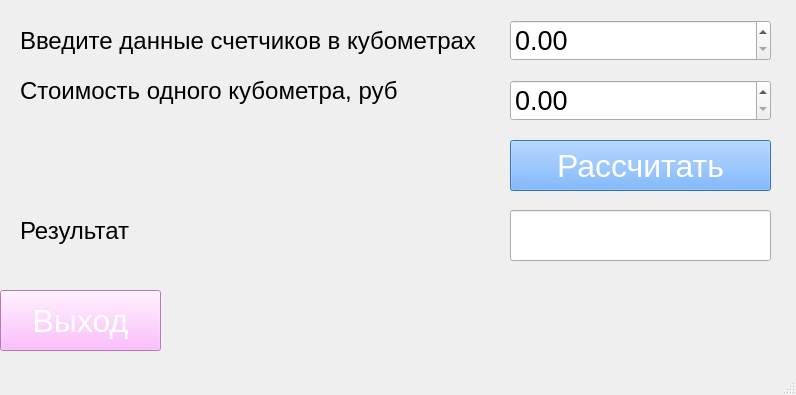
This is designs/design.ui in k111liza/HOAP-project as Qt 5 draws it before an edit. The edited form follows.
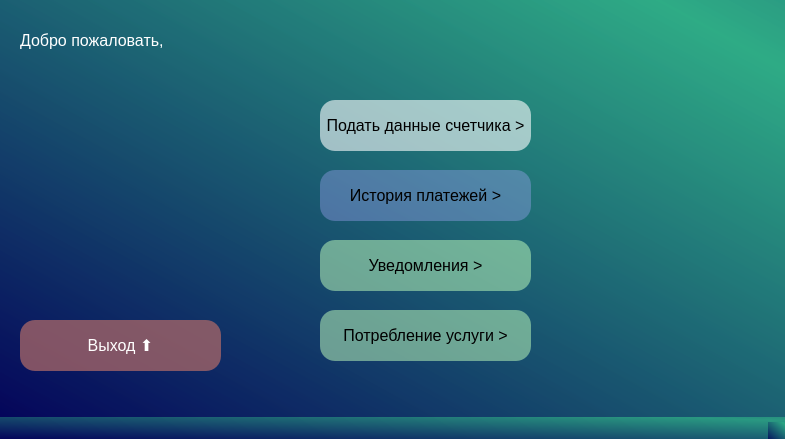
This is the edited form. Icons and pictures are not drawn.

```diff
--- a/designs/design.ui
+++ b/designs/design.ui
@@ -6,8 +6,8 @@
    <rect>
     <x>0</x>
     <y>0</y>
-    <width>796</width>
-    <height>395</height>
+    <width>785</width>
+    <height>439</height>
    </rect>
   </property>
   <property name="windowTitle">
@@ -17,157 +17,171 @@
    <iconset>
     <normaloff>management_resource_organization_team_talent_icon_260184.png</normaloff>management_resource_organization_team_talent_icon_260184.png</iconset>
   </property>
+  <property name="autoFillBackground">
+   <bool>false</bool>
+  </property>
+  <property name="styleSheet">
+   <string notr="true">background-color: qlineargradient(spread:reflect, x1:0, y1:1, x2:0.920455, y2:0.085, stop:0 rgba(0, 0, 88, 190), stop:1 rgba(43, 170, 132, 190));</string>
+  </property>
   <widget class="QWidget" name="centralwidget">
-   <widget class="QPushButton" name="calculate">
-    <property name="geometry">
-     <rect>
-      <x>510</x>
-      <y>140</y>
-      <width>261</width>
-      <height>51</height>
-     </rect>
-    </property>
-    <property name="font">
-     <font>
-      <pointsize>24</pointsize>
-     </font>
-    </property>
-    <property name="styleSheet">
-     <string notr="true">background-color: rgb(82, 157, 255);
-color: rgb(255, 255, 255);</string>
-    </property>
-    <property name="text">
-     <string>Рассчитать</string>
-    </property>
-   </widget>
-   <widget class="QDoubleSpinBox" name="counts">
-    <property name="geometry">
-     <rect>
-      <x>510</x>
-      <y>20</y>
-      <width>261</width>
-      <height>41</height>
-     </rect>
-    </property>
-    <property name="font">
-     <font>
-      <pointsize>20</pointsize>
-     </font>
-    </property>
-   </widget>
-   <widget class="QLabel" name="label">
-    <property name="geometry">
-     <rect>
-      <x>20</x>
-      <y>20</y>
-      <width>471</width>
-      <height>41</height>
-     </rect>
-    </property>
-    <property name="font">
-     <font>
-      <pointsize>18</pointsize>
-     </font>
-    </property>
-    <property name="text">
-     <string>Введите данные счетчиков в кубометрах</string>
-    </property>
-   </widget>
-   <widget class="QLabel" name="label_2">
-    <property name="geometry">
-     <rect>
-      <x>20</x>
-      <y>70</y>
-      <width>471</width>
-      <height>41</height>
-     </rect>
-    </property>
-    <property name="font">
-     <font>
-      <pointsize>18</pointsize>
-     </font>
-    </property>
-    <property name="text">
-     <string>Стоимость одного кубометра, руб</string>
-    </property>
-   </widget>
-   <widget class="QDoubleSpinBox" name="price">
-    <property name="geometry">
-     <rect>
-      <x>510</x>
-      <y>80</y>
-      <width>261</width>
-      <height>41</height>
-     </rect>
-    </property>
-    <property name="font">
-     <font>
-      <pointsize>20</pointsize>
-     </font>
-    </property>
-   </widget>
-   <widget class="QLabel" name="label_3">
-    <property name="geometry">
-     <rect>
-      <x>20</x>
-      <y>200</y>
-      <width>301</width>
-      <height>61</height>
-     </rect>
-    </property>
-    <property name="font">
-     <font>
-      <pointsize>18</pointsize>
-     </font>
-    </property>
-    <property name="text">
-     <string>Результат</string>
-    </property>
-   </widget>
-   <widget class="QLineEdit" name="result">
-    <property name="geometry">
-     <rect>
-      <x>510</x>
-      <y>210</y>
-      <width>261</width>
-      <height>51</height>
-     </rect>
-    </property>
-    <property name="font">
-     <font>
-      <pointsize>18</pointsize>
-     </font>
-    </property>
-    <property name="text">
-     <string/>
-    </property>
-    <property name="readOnly">
-     <bool>true</bool>
-    </property>
-   </widget>
    <widget class="QPushButton" name="exit">
     <property name="geometry">
      <rect>
-      <x>0</x>
-      <y>290</y>
-      <width>161</width>
-      <height>61</height>
+      <x>20</x>
+      <y>320</y>
+      <width>201</width>
+      <height>51</height>
      </rect>
     </property>
     <property name="font">
      <font>
-      <pointsize>24</pointsize>
+      <pointsize>12</pointsize>
      </font>
     </property>
     <property name="styleSheet">
      <string notr="true">color: rgb(255, 255, 255);
-background-color: rgb(255, 170, 255);
+background-color: rgb(170, 103, 103, 190);
+border-radius: 15px;
 </string>
     </property>
     <property name="text">
-     <string>Выход</string>
+     <string>Выход ⬆</string>
     </property>
    </widget>
+   <widget class="QLabel" name="welcome">
+    <property name="geometry">
+     <rect>
+      <x>20</x>
+      <y>20</y>
+      <width>371</width>
+      <height>41</height>
+     </rect>
+    </property>
+    <property name="font">
+     <font>
+      <pointsize>12</pointsize>
+     </font>
+    </property>
+    <property name="mouseTracking">
+     <bool>false</bool>
+    </property>
+    <property name="tabletTracking">
+     <bool>false</bool>
+    </property>
+    <property name="layoutDirection">
+     <enum>Qt::LeftToRight</enum>
+    </property>
+    <property name="styleSheet">
+     <string notr="true">background-color: rgba(255, 255, 255, 0);
+border-color: rgba(255, 255, 255, 0);
+color: rgb(255, 255, 255);</string>
+    </property>
+    <property name="text">
+     <string>Добро пожаловать, </string>
+    </property>
+   </widget>
+   <widget class="QPushButton" name="metersdata">
+    <property name="geometry">
+     <rect>
+      <x>320</x>
+      <y>100</y>
+      <width>211</width>
+      <height>51</height>
+     </rect>
+    </property>
+    <property name="font">
+     <font>
+      <pointsize>12</pointsize>
+      <weight>50</weight>
+      <italic>false</italic>
+      <bold>false</bold>
+      <underline>false</underline>
+      <strikeout>false</strikeout>
+      <stylestrategy>PreferDefault</stylestrategy>
+      <kerning>true</kerning>
+     </font>
+    </property>
+    <property name="styleSheet">
+     <string notr="true">background-color: rgba(255, 255, 255, 150);
+border-radius: 15px;</string>
+    </property>
+    <property name="text">
+     <string>Подать данные счетчика &gt;</string>
+    </property>
+   </widget>
+   <widget class="QPushButton" name="Bill_history">
+    <property name="geometry">
+     <rect>
+      <x>320</x>
+      <y>170</y>
+      <width>211</width>
+      <height>51</height>
+     </rect>
+    </property>
+    <property name="font">
+     <font>
+      <pointsize>12</pointsize>
+     </font>
+    </property>
+    <property name="styleSheet">
+     <string notr="true">background-color: rgb(170, 170, 255, 90);
+border-radius: 15px;
+</string>
+    </property>
+    <property name="text">
+     <string>История платежей &gt;</string>
+    </property>
+   </widget>
+   <widget class="QPushButton" name="notifications">
+    <property name="geometry">
+     <rect>
+      <x>320</x>
+      <y>240</y>
+      <width>211</width>
+      <height>51</height>
+     </rect>
+    </property>
+    <property name="font">
+     <font>
+      <pointsize>12</pointsize>
+     </font>
+    </property>
+    <property name="styleSheet">
+     <string notr="true">border-radius: 15px;
+background-color: rgb(194, 255, 189, 130);</string>
+    </property>
+    <property name="text">
+     <string>Уведомления &gt;</string>
+    </property>
+   </widget>
+   <widget class="QPushButton" name="graphics">
+    <property name="geometry">
+     <rect>
+      <x>320</x>
+      <y>310</y>
+      <width>211</width>
+      <height>51</height>
+     </rect>
+    </property>
+    <property name="font">
+     <font>
+      <pointsize>12</pointsize>
+     </font>
+    </property>
+    <property name="styleSheet">
+     <string notr="true">border-radius: 15px;
+background-color: rgb(194, 255, 189, 130);</string>
+    </property>
+    <property name="text">
+     <string>Потребление услуги &gt;</string>
+    </property>
+   </widget>
+   <zorder>welcome</zorder>
+   <zorder>exit</zorder>
+   <zorder>metersdata</zorder>
+   <zorder>Bill_history</zorder>
+   <zorder>notifications</zorder>
+   <zorder>graphics</zorder>
   </widget>
   <widget class="QMenuBar" name="menubar">
    <property name="geometry">
```
Left out of the diff: 5 changed lines with no effect on the pictures.
